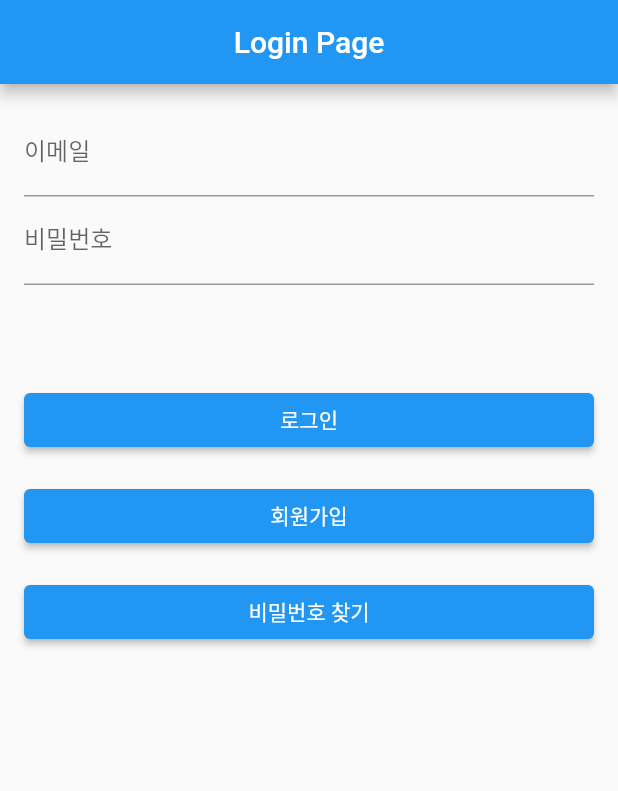
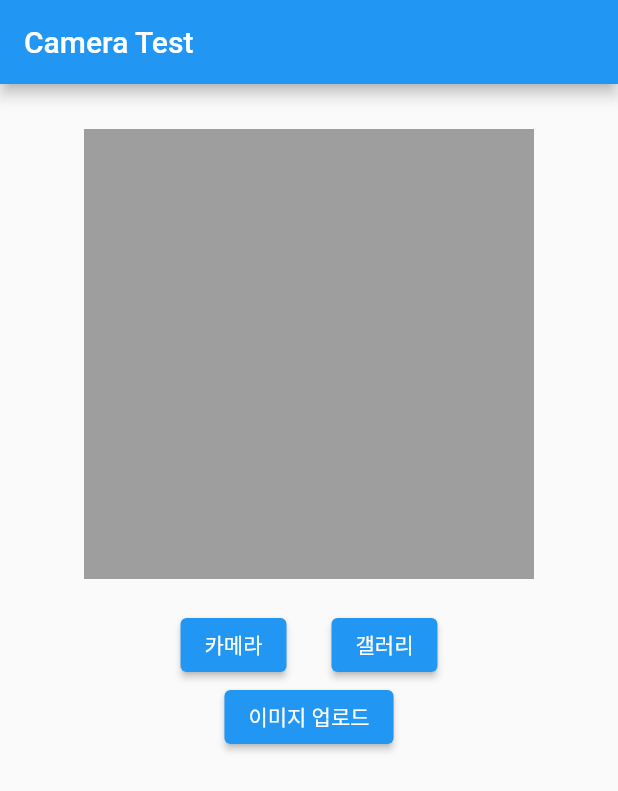
Before and after one commit to BOJ-ios/GDSC_DAU_Plogging, a Flutter app: the screen it shows after launch, on a phone screen of 412 x 824 dp. Shown: the top 791 px of the screen. Run offline on Flutter 3.47's test engine with Material 2 defaults, Android fonts, the phone set to English and light mode, and no system bars; our stand-ins replace cloud_firestore, firebase_auth, firebase_core, firebase_storage, geolocator, google_maps_flutter and 1 more; accounts and stored records are empty.

Commit message:
이미지 서버에 업로드 구현

```diff
--- /dev/null
+++ b/plogging/lib/camerapage.dart
@@ -0,0 +1,108 @@
+import 'dart:io';
+import 'package:flutter/material.dart';
+import 'package:image_picker/image_picker.dart';
+import 'package:path/path.dart' as path;
+import 'package:firebase_storage/firebase_storage.dart';
+
+class CameraExample extends StatefulWidget {
+  const CameraExample({Key? key}) : super(key: key);
+
+  @override
+  _CameraExampleState createState() => _CameraExampleState();
+}
+
+class _CameraExampleState extends State<CameraExample> {
+  XFile? _image;
+  final ImagePicker picker = ImagePicker();
+
+  // 이미지를 가져오는 함수
+  Future getImage(ImageSource imageSource) async {
+    final XFile? pickedFile = await picker.pickImage(source: imageSource);
+    if (pickedFile != null) {
+      setState(() {
+        _image = pickedFile;
+      });
+    }
+  }
+
+  // 이미지를 Firebase Storage에 업로드하는 함수
+  Future<void> uploadImage() async {
+    if (_image != null) {
+      String fileName = path.basename(_image!.path);
+      Reference storageReference = FirebaseStorage.instance
+          .ref()
+          .child("image/$fileName"); // "test" 폴더에 이미지 업로드
+
+      UploadTask uploadTask = storageReference.putFile(File(_image!.path));
+
+      uploadTask.whenComplete(() async {
+        print('이미지 업로드 성공');
+
+        // Reference _ref = FirebaseStorage.instance.ref().child('image/6253ce90-7820-4df5-bbe5-9e6c5be8303b7405484025110057869');
+        // String _url = await _ref.getDownloadURL();
+
+      }).catchError((error) {
+        print('이미지 업로드 실패: $error');
+      });
+    } else {
+      print('이미지가 선택되지 않았습니다.');
+    }
+  }
+
+  Widget _buildPhotoArea() {
+    return _image != null
+        ? Container(
+      width: 300,
+      height: 300,
+      child: Image.file(File(_image!.path)),
+    )
+        : Container(
+      width: 300,
+      height: 300,
+      color: Colors.grey,
+    );
+  }
+
+  Widget _buildButton() {
+    return Row(
+      mainAxisAlignment: MainAxisAlignment.center,
+      children: [
+        ElevatedButton(
+          onPressed: () {
+            getImage(ImageSource.camera);
+          },
+          child: Text("카메라"),
+        ),
+        SizedBox(width: 30),
+        ElevatedButton(
+          onPressed: () {
+            getImage(ImageSource.gallery);
+          },
+          child: Text("갤러리"),
+        ),
+      ],
+    );
+  }
+
+  @override
+  Widget build(BuildContext context) {
+    return MaterialApp(
+      home: Scaffold(
+        appBar: AppBar(title: Text("Camera Test")),
+        body: Column(
+          crossAxisAlignment: CrossAxisAlignment.center,
+          children: [
+            SizedBox(height: 30, width: double.infinity),
+            _buildPhotoArea(),
+            SizedBox(height: 20),
+            _buildButton(),
+            ElevatedButton(
+              onPressed: uploadImage, // 이미지 업로드 함수 호출
+              child: Text("이미지 업로드"),
+            ),
+          ],
+        ),
+      ),
+    );
+  }
+}
--- a/plogging/lib/main.dart
+++ b/plogging/lib/main.dart
@@ -8,30 +8,40 @@ import 'package:plogging/homepage.dart';
 import 'package:plogging/loginpage.dart';
 import 'package:provider/provider.dart';
 
-Future<void> main() async {
+import 'camerapage.dart';
+
+// Future<void> main() async {
+//   WidgetsFlutterBinding.ensureInitialized();
+//   await Firebase.initializeApp(options: DefaultFirebaseOptions.currentPlatform);
+//   runApp(
+//     MultiProvider(
+//       providers: [
+//         ChangeNotifierProvider(create: (context) => AuthService()),
+//       ],
+//       child: const MyApp(),
+//     ),
+//   );
+// }
+//
+// class MyApp extends StatelessWidget {
+//   const MyApp({Key? key}) : super(key: key);
+//
+//   @override
+//   Widget build(BuildContext context) {
+//     // 로그인 여부 체크 후, LoginPage 또는 Homepage를 띄운다.
+//     User? user = context.read<AuthService>().currentUser();
+//
+//     return MaterialApp(
+//       debugShowCheckedModeBanner: false,
+//       home: user == null ? const LoginPage() : const HomePage(),
+//     );
+//   }
+// }
+
+void main() async {
   WidgetsFlutterBinding.ensureInitialized();
   await Firebase.initializeApp(options: DefaultFirebaseOptions.currentPlatform);
-  runApp(
-    MultiProvider(
-      providers: [
-        ChangeNotifierProvider(create: (context) => AuthService()),
-      ],
-      child: const MyApp(),
-    ),
-  );
+  runApp(MaterialApp(
+    home: CameraExample(),
+  ));
 }
-
-class MyApp extends StatelessWidget {
-  const MyApp({Key? key}) : super(key: key);
-
-  @override
-  Widget build(BuildContext context) {
-    // 로그인 여부 체크 후, LoginPage 또는 Homepage를 띄운다.
-    User? user = context.read<AuthService>().currentUser();
-
-    return MaterialApp(
-      debugShowCheckedModeBanner: false,
-      home: user == null ? const LoginPage() : const HomePage(),
-    );
-  }
-}
--- a/plogging/pubspec.yaml
+++ b/plogging/pubspec.yaml
@@ -43,6 +43,8 @@ dependencies:
   geolocator: ^10.1.0
   permission_handler: ^11.0.1
   pedometer: ^4.0.1
+  firebase_storage: ^11.0.15
+  image_picker: ^0.8.4+4
 
 dev_dependencies:
   flutter_test:
```
Also changed, not shown: plogging/pubspec.lock, 13 other files.
